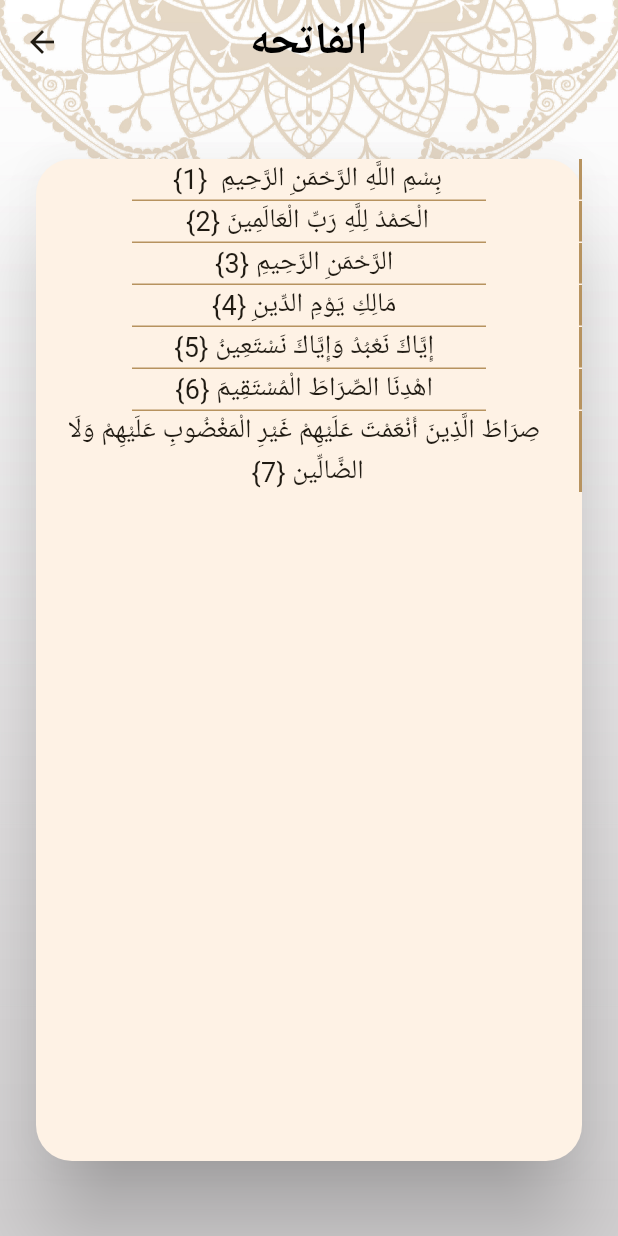
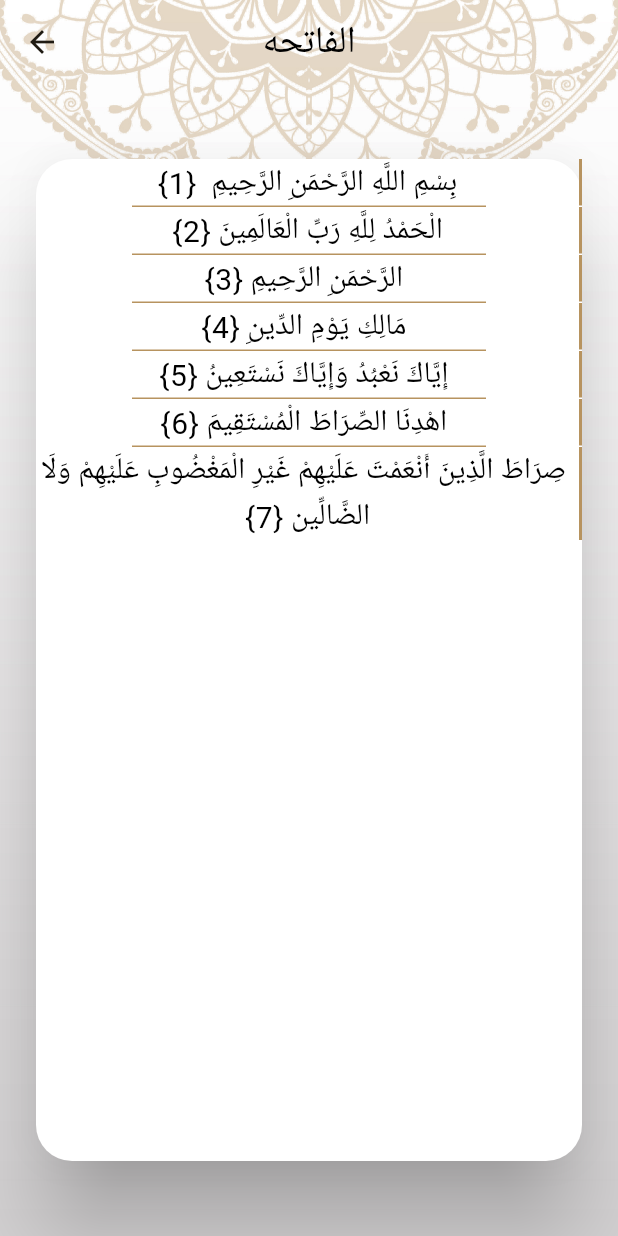
Before and after one commit to amrelsho147/islami, a Flutter app: the QuranTap widget shown alone on an empty page, opened directly, after a tap on "الفاتحه", on a phone screen of 412 x 824 dp. Run offline on Flutter 3.47's test engine with Material 3 defaults, Android fonts, the phone set to English and light mode, and no system bars; statements that could not run were skipped.

Commit message:
feat : apply darkTheme

```diff
--- a/lib/main.dart
+++ b/lib/main.dart
@@ -17,6 +17,9 @@ class MyApp extends StatelessWidget {
   Widget build(BuildContext context) {
     return MaterialApp(
       theme:MyTheamData.lightTheam,
+        darkTheme:MyTheamData.darkTheam,
+        themeMode:ThemeMode.light,
+
       initialRoute: splashScreen.routeName,
       routes: {
         splashScreen.routeName : (_)=>splashScreen(),
--- a/lib/ui/HomeScreen/BotoomNvITem.dart
+++ b/lib/ui/HomeScreen/BotoomNvITem.dart
@@ -4,4 +4,8 @@ import 'package:islami/ui/theam/Theam.dart';
 class bottomNavItem extends BottomNavigationBarItem{
 
   bottomNavItem(String title  ,String iconPath): super(icon:ImageIcon(AssetImage(iconPath)),label: title , backgroundColor: MyTheamData.lightPrimary);
+
+  bottomNavItem(String title  ,String iconPath,Color backgroundColor ):
+        super(icon:ImageIcon(AssetImage(iconPath)),label: title ,
+      backgroundColor:backgroundColor);
 }
--- a/lib/ui/HomeScreen/Taps/Quran_tap/Chapter_Details.dart
+++ b/lib/ui/HomeScreen/Taps/Quran_tap/Chapter_Details.dart
@@ -16,19 +16,22 @@ class _ChapterDetailsState extends State<ChapterDetails> {
   List<String>Verses =[];
   @override
   Widget build(BuildContext context) {
+
     var args = ModalRoute.of(context)?.settings.arguments as ChapterDetailsArg;
     if(Verses.isEmpty){
 
       readFileData(args.ChapterIndex);
 
     }
+    bool isdark =MyTheamData.isDark;
 
     return Stack(
       children: [
-      Image.asset('assets/images/homescreen.jpg',fit: BoxFit.fill,
+      Image.asset(isdark?'assets/images/home_dark_background.png':
+        'assets/images/homescreen.jpg',fit: BoxFit.fill,
       height: double.infinity,width: double.infinity,),
     Scaffold(
-    appBar: AppBar(title: Text(args.ChapterTitle,style: TextStyle(color:Colors.black),),),
+    appBar: AppBar(title: Text(args.ChapterTitle,style: Theme.of(context).textTheme.bodyMedium,),),
       body:Card(
         shape: RoundedRectangleBorder(borderRadius: BorderRadius.circular(24)),
         margin: EdgeInsets.symmetric(vertical: 50,horizontal: 24),
--- a/lib/ui/HomeScreen/Taps/Quran_tap/Chapter_titel.dart
+++ b/lib/ui/HomeScreen/Taps/Quran_tap/Chapter_titel.dart
@@ -22,7 +22,7 @@ class ChapterTitel extends StatelessWidget{
             children: [
             Expanded(
               child: Text(titel,textAlign: TextAlign.center
-              ,style: TextStyle(fontSize: 18,)),
+              ,style: Theme.of(context).textTheme.bodyMedium),
             ),
               Container(
                 width: 2,
@@ -30,7 +30,7 @@ class ChapterTitel extends StatelessWidget{
 
               ),
               Expanded(child: Text( textAlign: TextAlign.center,
-                  NumOfverses,style: TextStyle(fontSize: 18,)))
+                  NumOfverses,style:  Theme.of(context).textTheme.bodyMedium))
             ],
           ),
         )
--- a/lib/ui/HomeScreen/Taps/Quran_tap/Hadeth_tap/Hadeth_details.dart
+++ b/lib/ui/HomeScreen/Taps/Quran_tap/Hadeth_tap/Hadeth_details.dart
@@ -11,12 +11,14 @@ class HadethDetails extends StatelessWidget {
   @override
   Widget build(BuildContext context) {
     Hadeth hadeth =ModalRoute.of(context)?.settings.arguments as Hadeth;
+    bool isdark =MyTheamData.isDark;
     return  Stack(
         children: [
-          Image.asset('assets/images/homescreen.jpg',fit: BoxFit.fill,
+          Image.asset(isdark?'assets/images/home_dark_background.png':
+            'assets/images/homescreen.jpg',fit: BoxFit.fill,
             height: double.infinity,width: double.infinity,),
           Scaffold(
-            appBar: AppBar(title: Text(hadeth.title,style: TextStyle(fontSize: 18,color:Colors.black),),),
+            appBar: AppBar(title: Text(hadeth.title,style: TextStyle(fontSize: 18,),),),
             body:Card(
               shape: RoundedRectangleBorder(borderRadius: BorderRadius.circular(24)),
               margin: EdgeInsets.symmetric(vertical: 50,horizontal: 24),
--- a/lib/ui/HomeScreen/Taps/Quran_tap/QuranTap.dart
+++ b/lib/ui/HomeScreen/Taps/Quran_tap/QuranTap.dart
@@ -21,13 +21,16 @@ class QuranTap extends StatelessWidget{
   ];
   @override
   Widget build(BuildContext context) {
+    bool isdark = MyTheamData.isDark;
     return Column(
       children: [
       Expanded(
         flex: 1,
           child: Image.asset('assets/images/quran_header.png')),
         Container(
-        color: MyTheamData.lightPrimary,
+        color: isdark? MyTheamData.darkSecondary:
+        MyTheamData.lightPrimary,
+
           height: 3,
           width: double.infinity,
 
@@ -35,10 +38,12 @@ class QuranTap extends StatelessWidget{
         Padding(
           padding: EdgeInsetsGeometry.symmetric(vertical: .8),
           child: Text('Chapter Title'
-          ,style: TextStyle(fontSize: 25,fontWeight: FontWeight.w500),),
+          ,style: Theme.of(context).textTheme.titleMedium,),
         ),
         Container(
-          color:MyTheamData.lightPrimary,
+          color:isdark? MyTheamData.darkSecondary:
+          MyTheamData.lightPrimary,
+
           height: 3,
           width: double.infinity,
 
@@ -53,7 +58,9 @@ class QuranTap extends StatelessWidget{
               height: 0,
               endIndent: 30,
               indent: 30,
-              color: MyTheamData.lightPrimary,
+              color: isdark? MyTheamData.darkSecondary:
+              MyTheamData.lightPrimary,
+
             ),
 
 
--- a/lib/ui/HomeScreen/Taps/Quran_tap/VersesContent.dart
+++ b/lib/ui/HomeScreen/Taps/Quran_tap/VersesContent.dart
@@ -18,11 +18,13 @@ class VersesContent extends StatelessWidget{
             child: Text('$Content {${index+1}}',
                 textDirection:TextDirection.rtl,
                 textAlign: TextAlign.center
-                ,style: TextStyle(fontSize: 18,)),
+                ,style:Theme.of(context).textTheme.bodyLarge),
           ),
           Container(
             width: 2,
-            color: MyTheamData.lightPrimary,
+
+            color:
+            MyTheamData.lightPrimary,
 
           ),
         ],
--- a/lib/ui/HomeScreen/homeScreen.dart
+++ b/lib/ui/HomeScreen/homeScreen.dart
@@ -20,12 +20,14 @@ class _HomeScreenState extends State<HomeScreen> {
 
   @override
   Widget build(BuildContext context) {
+    bool isdark =MyTheamData.isDark;
     return Stack(
       children: [
-        Image.asset('assets/images/homescreen.jpg',fit: BoxFit.fill,
+        Image.asset(isdark? 'assets/images/home_dark_background.png':
+    'assets/images/homescreen.jpg',fit: BoxFit.fill,
         height: double.infinity,width: double.infinity,),
     Scaffold(
-    appBar: AppBar(title: Text('Islami',style: TextStyle(color:Colors.black),),),
+    appBar: AppBar(title: Text('Islami',style: Theme.of(context).textTheme.bodyMedium,),),
       body: taps[selectedIndex],
       bottomNavigationBar: BottomNavigationBar(
         onTap: (index) {
@@ -36,10 +38,10 @@ class _HomeScreenState extends State<HomeScreen> {
         },
         currentIndex:selectedIndex  ,
         items: [
-        bottomNavItem('quarn', 'assets/images/moshaf_gold.png'),
-        bottomNavItem( 'headeth','assets/images/icon_hadeth.png'),
-        bottomNavItem('tasbehh','assets/images/sebha.png'),
-        bottomNavItem('radio','assets/images/radio.png' ),
+        bottomNavItem('quarn', 'assets/images/moshaf_gold.png',Theme.of(context).primaryColor),
+        bottomNavItem( 'headeth','assets/images/icon_hadeth.png',Theme.of(context).primaryColor),
+        bottomNavItem('tasbehh','assets/images/sebha.png',Theme.of(context).primaryColor),
+        bottomNavItem('radio','assets/images/radio.png' ,Theme.of(context).primaryColor),
     ],
 
     ),
--- a/lib/ui/SplashScreen/splash_Screen.dart
+++ b/lib/ui/SplashScreen/splash_Screen.dart
@@ -1,6 +1,8 @@
 import 'package:flutter/cupertino.dart';
 import 'package:flutter/material.dart';
 import 'package:islami/ui/HomeScreen/homeScreen.dart';
+
+import '../theam/Theam.dart';
 
 class splashScreen extends StatelessWidget{
   static const String routeName = 'splash';
@@ -10,9 +12,10 @@ Future.delayed(Duration(seconds: 2),(){
   Navigator.pushReplacementNamed(context,HomeScreen.routeName);
 
 });
-
+bool isdark =MyTheamData.isDark;
   return Scaffold(
-    body: Image.asset('assets/images/splashscreen.jpg',
+    body: Image.asset( isdark?'assets/images/splash_dark.png':
+      'assets/images/splashscreen.jpg',
     fit: BoxFit.fill,
     height:double.infinity,width: double.infinity,),
 
--- a/lib/ui/theam/Theam.dart
+++ b/lib/ui/theam/Theam.dart
@@ -2,10 +2,87 @@ import 'package:flutter/material.dart';
 
 class MyTheamData{
   static final Color lightPrimary = Color(0xffB7935f);
-  static final ThemeData lightTheam = ThemeData(
+  static final Color darkPrimary = Color(0xff141A2E);
+  static final Color darkSecondary = Color(0xffFACC1D);
+static const bool isDark =false;
+
+  static final ThemeData darkTheam = ThemeData(
+    textTheme: TextTheme(
+      titleMedium: TextStyle(
+        fontFamily: 'Messiri',
+            fontWeight:FontWeight.bold,
+        fontSize: 25,
+          color: Colors.white
+      ),
+          titleSmall: TextStyle(
+              fontSize: 25,
+              fontFamily: 'Messiri',
+            fontWeight: FontWeight.w500
+          ),
+        bodyMedium: TextStyle(
+          fontSize:25 ,
+          fontWeight:FontWeight.w500,
+          color: Colors.white
+        ),
+      bodyLarge: TextStyle(
+        fontWeight:FontWeight.w400,
+        fontSize: 20,
+          color: darkSecondary
+
+      )
+    ),
+
+    cardTheme: CardThemeData(color: darkPrimary),
       scaffoldBackgroundColor: Colors.transparent,
       bottomNavigationBarTheme: BottomNavigationBarThemeData(
           backgroundColor:Color(0xffB7935f),
+          selectedIconTheme: IconThemeData(
+              size: 32,
+              color: darkSecondary
+          )
+      ),
+
+      appBarTheme: AppBarTheme(elevation: 0,backgroundColor: Colors.transparent,
+        titleTextStyle:TextStyle(fontSize: 30,fontWeight:FontWeight.bold,color: Colors.white),
+        centerTitle: true,),
+      colorScheme:ColorScheme.fromSeed(
+          seedColor:lightPrimary,
+          primary: darkPrimary
+          ,onPrimary: Colors.black,
+          secondary:darkSecondary
+
+      )
+  );
+  static final ThemeData lightTheam = ThemeData(
+    textTheme: TextTheme(
+      titleMedium: TextStyle(
+        fontFamily: 'Messiri',
+            fontWeight:FontWeight.bold,
+        fontSize: 25,
+          color: Colors.black
+      ),
+          titleSmall: TextStyle(
+              fontSize: 25,
+              fontFamily: 'Messiri',
+            fontWeight: FontWeight.w500
+          ),
+        bodyMedium: TextStyle(
+          fontSize:25 ,
+          fontWeight:FontWeight.w500,
+          color: Colors.black
+        ),
+      bodyLarge: TextStyle(
+        fontWeight:FontWeight.w400,
+        fontSize: 20,
+          color: Colors.black
+
+      )
+    ),
+
+    cardTheme: CardThemeData(color:Colors.white),
+      scaffoldBackgroundColor: Colors.transparent,
+      bottomNavigationBarTheme: BottomNavigationBarThemeData(
+          backgroundColor:lightPrimary,
           selectedIconTheme: IconThemeData(
               size: 32,
               color: Colors.black
@@ -13,14 +90,14 @@ class MyTheamData{
       ),
 
       appBarTheme: AppBarTheme(elevation: 0,backgroundColor: Colors.transparent,
-        titleTextStyle:TextStyle(fontSize: 30,fontWeight:FontWeight.bold),
+        titleTextStyle:TextStyle(fontSize: 30,fontWeight:FontWeight.bold,),
         centerTitle: true,),
-      colorScheme:ColorScheme.fromSeed(seedColor:Color(0xffB7935f),
-      primary: Colors.white,onPrimary: Colors.black
+      colorScheme:ColorScheme.fromSeed(
+          seedColor:lightPrimary,
+          primary: lightPrimary
+          ,onPrimary: Colors.black,
+
       )
   );
-}
-//'assets/images/moshaf_gold.png')),label: 'quran',backgroundColor: MyTheamData.lightPrimary),
-//         BottomNavigationBarItem(icon: ImageIcon(AssetImage('assets/images/icon_hadeth.png')),label: 'headeth'),
-//         BottomNavigationBarItem(icon: ImageIcon(AssetImage('assets/images/sebha.png')),label: 'tasbeh '),
-//         BottomNavigationBarItem(icon: ImageIcon(AssetImage('assets/images/radio.png')),label: 'radio')
+
+}            //               "   صاحب الطموح مهموم يا شهد      "
```
Also changed, not shown: pubspec.yaml (+8 -7 lines), assets/fonts/ElMessiri-Bold.ttf (added), assets/fonts/ElMessiri-SemiBold.ttf (added), assets/images/home_dark_background.png (added), assets/images/splash_dark.png (added), pubspec.lock. Lines whose indentation alone changed are shown as unchanged.
